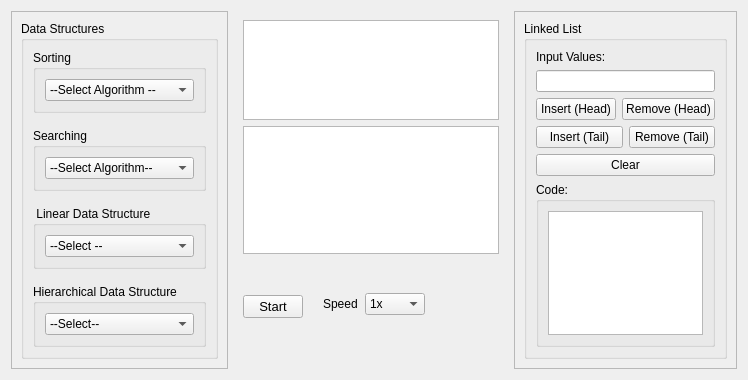
Before: the Qt Designer form form.ui in Binaya764/DSA-Visualizer, drawn with Qt 5.
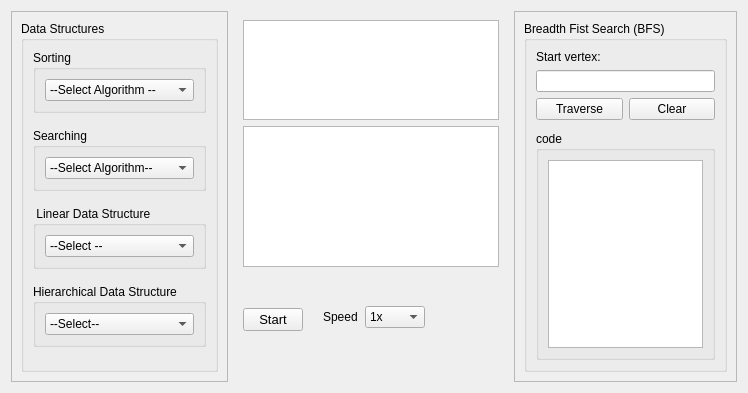
After: the same form once the commit is applied.

```diff
--- a/form.ui
+++ b/form.ui
@@ -7,7 +7,7 @@
     <x>0</x>
     <y>0</y>
     <width>666</width>
-    <height>379</height>
+    <height>393</height>
    </rect>
   </property>
   <property name="windowTitle">
@@ -418,7 +418,7 @@
         <enum>QFrame::Shadow::Raised</enum>
        </property>
        <property name="currentIndex">
-        <number>9</number>
+        <number>11</number>
        </property>
        <widget class="QWidget" name="Intro_page">
         <layout class="QVBoxLayout" name="verticalLayout_50">
@@ -1295,6 +1295,74 @@
          </item>
         </layout>
        </widget>
+       <widget class="QWidget" name="BFS">
+        <layout class="QVBoxLayout" name="verticalLayout_69">
+         <item>
+          <layout class="QVBoxLayout" name="verticalLayout_68">
+           <item>
+            <widget class="QGroupBox" name="groupBox_25">
+             <property name="title">
+              <string>Breadth Fist Search (BFS)</string>
+             </property>
+             <layout class="QVBoxLayout" name="verticalLayout_71">
+              <item>
+               <layout class="QVBoxLayout" name="verticalLayout_70">
+                <item>
+                 <widget class="QLabel" name="label_23">
+                  <property name="text">
+                   <string>Start vertex:</string>
+                  </property>
+                 </widget>
+                </item>
+                <item>
+                 <widget class="QLineEdit" name="lineEdit_BFS"/>
+                </item>
+                <item>
+                 <layout class="QHBoxLayout" name="horizontalLayout_27">
+                  <property name="bottomMargin">
+                   <number>5</number>
+                  </property>
+                  <item>
+                   <widget class="QPushButton" name="BtnTraverse_BFS">
+                    <property name="text">
+                     <string>Traverse</string>
+                    </property>
+                   </widget>
+                  </item>
+                  <item>
+                   <widget class="QPushButton" name="BtnClean_BFS">
+                    <property name="text">
+                     <string>Clear</string>
+                    </property>
+                   </widget>
+                  </item>
+                 </layout>
+                </item>
+                <item>
+                 <widget class="QGroupBox" name="groupBox_26">
+                  <property name="title">
+                   <string>code</string>
+                  </property>
+                  <layout class="QVBoxLayout" name="verticalLayout_73">
+                   <item>
+                    <layout class="QVBoxLayout" name="verticalLayout_72">
+                     <item>
+                      <widget class="QGraphicsView" name="code_graphicsView_BFS"/>
+                     </item>
+                    </layout>
+                   </item>
+                  </layout>
+                 </widget>
+                </item>
+               </layout>
+              </item>
+             </layout>
+            </widget>
+           </item>
+          </layout>
+         </item>
+        </layout>
+       </widget>
       </widget>
      </item>
     </layout>
```
Left out of the diff: 5 changed lines with no effect on the pictures.
